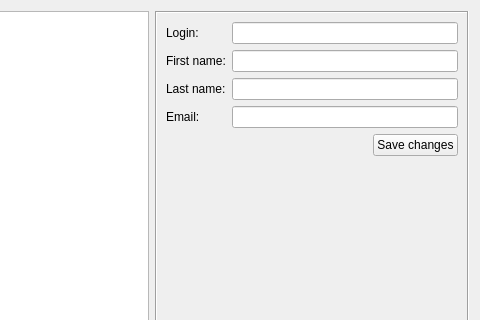
This is client/forms/init.ui in Wolframe/wolfzilla as Qt 5 draws it before an edit; both pictures show x 133 to 613 and y 0 to 320 of the 613 by 410 pixel window. The edited form follows.
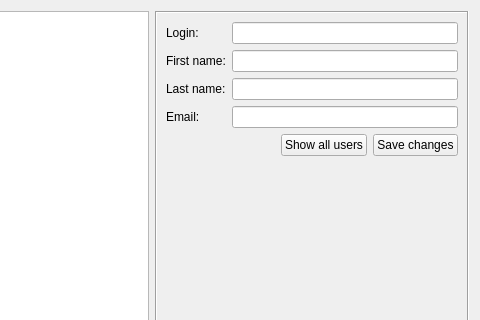
This is the edited form. Icons and pictures are not drawn.

Commit message: some more focus in object tree fixes

What changed in the file:
```diff
--- a/client/forms/init.ui
+++ b/client/forms/init.ui
@@ -264,6 +264,16 @@
            </property>
           </spacer>
          </item>
+         <item>
+          <widget class="QPushButton" name="pushButton_2">
+           <property name="text">
+            <string>Show all users</string>
+           </property>
+           <property name="datasignal:clicked" stdset="0">
+            <string>refreshUsers,showUserList</string>
+           </property>
+          </widget>
+         </item>
          <item>
           <widget class="QPushButton" name="pushButton">
            <property name="text">
```
Left out of the diff: 2 changed lines with no effect on the pictures. The commit also changes 1 other file.
